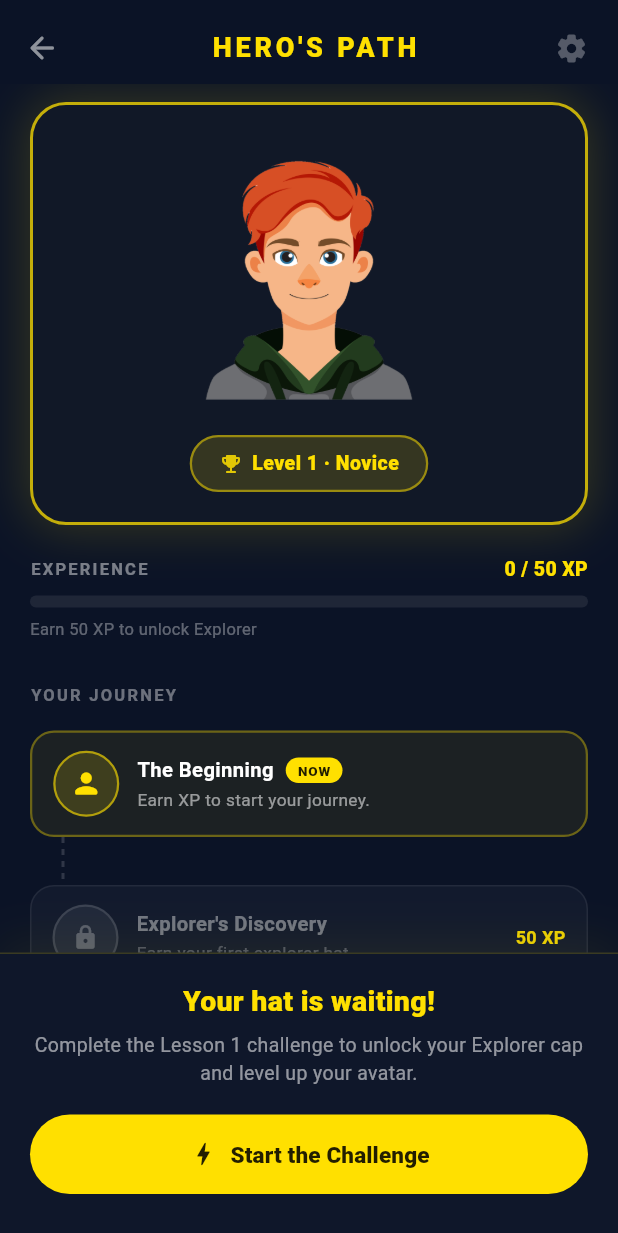
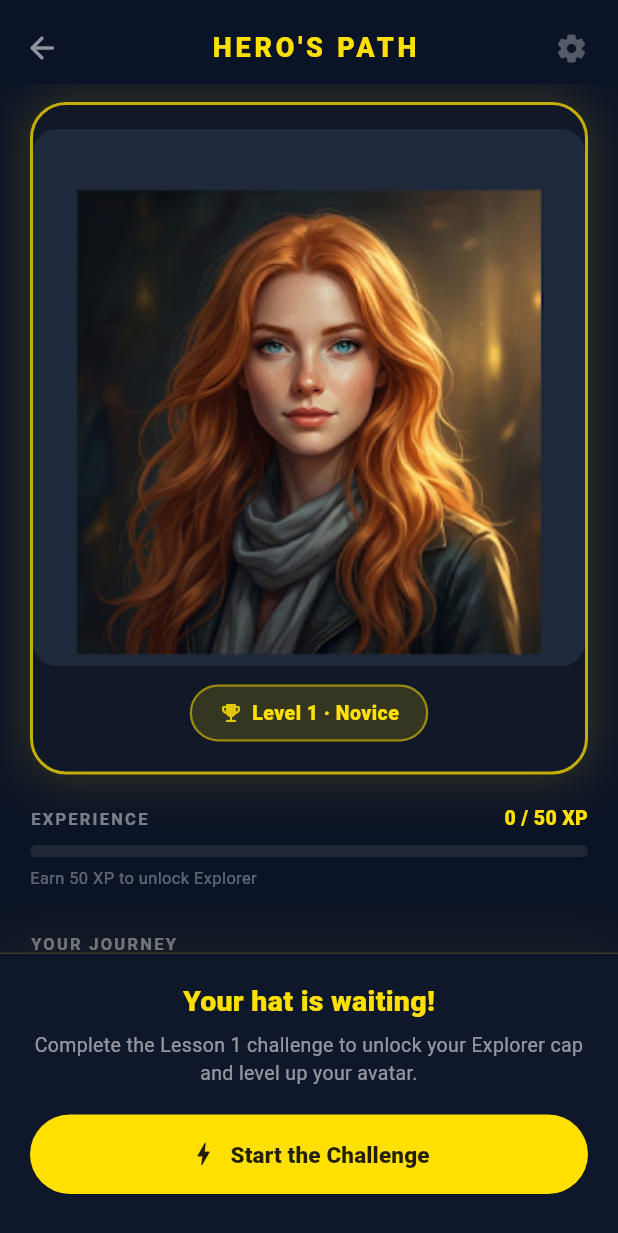
Before and after one commit to Faiaaz/EdTech-language-learning, a Flutter app: the HatPreviewInterstitialScreen screen opened directly, on a phone screen of 412 x 824 dp. Shown: the top 1233 px of the screen. Run offline on Flutter 3.47's test engine with Material 3 defaults, Android fonts, the phone set to English and light mode, and no system bars; our stand-ins replace confetti, flutter_secure_storage, flutter_tts, font_awesome_flutter, get, image_picker and 3 more; accounts and stored records are empty; network calls fail.

Commit message:
Replace boy avatar with girl character across hat screens
- Extracted clean girl portraits (303x295) from stitch PNGs, stripped
  the baked-in card border, saved as girl_avatar_no_hat.png and
  girl_avatar_hatted.png.

- HatPreviewInterstitialScreen: avatar card now shows girl_avatar_no_hat
  inside the Flutter golden border card instead of LayeredAvatar (boy).

- LevelUpOverlay hat-reveal animation: AnimatedSwitcher now cross-fades
  girl_avatar_no_hat → girl_avatar_hatted for the Explorer tier unlock
  instead of LayeredAvatar.

- Removed unused LayeredAvatar import from level_up_overlay.dart.

https://claude.ai/code/session_01AFhRNfQi3PeC7dLy8UAtxV

```diff
--- a/lib/screens/hat_preview_interstitial_screen.dart
+++ b/lib/screens/hat_preview_interstitial_screen.dart
@@ -2,9 +2,7 @@ import 'package:flutter/material.dart';
 import 'package:get/get.dart';
 
 import 'package:ez_trainz/controllers/journey_controller.dart';
-import 'package:ez_trainz/models/hat_tier.dart';
 import 'package:ez_trainz/screens/lesson1_game_flow_screen.dart';
-import 'package:ez_trainz/widgets/layered_avatar.dart';
 
 class HatPreviewInterstitialScreen extends StatefulWidget {
   const HatPreviewInterstitialScreen({super.key});
@@ -41,7 +39,6 @@ class _HatPreviewInterstitialScreenState
 
   @override
   Widget build(BuildContext context) {
-    final avatar = JourneyController.to.avatar.value;
 
     return Scaffold(
       backgroundColor: _bg,
@@ -86,7 +83,7 @@ class _HatPreviewInterstitialScreenState
                   child: Column(
                     children: [
                       // Avatar card
-                      _AvatarCard(avatar: avatar),
+                      const _AvatarCard(),
 
                       const SizedBox(height: 20),
 
@@ -119,8 +116,7 @@ class _HatPreviewInterstitialScreenState
 // ── Avatar card ─────────────────────────────────────────────────────────────
 
 class _AvatarCard extends StatelessWidget {
-  const _AvatarCard({required this.avatar});
-  final dynamic avatar;
+  const _AvatarCard();
 
   static const _gold = Color(0xFFFFE000);
 
@@ -141,17 +137,17 @@ class _AvatarCard extends StatelessWidget {
       ),
       child: Column(
         children: [
-          const SizedBox(height: 20),
-          // Avatar — no hat yet
-          Center(
-            child: LayeredAvatar(
-              config: avatar,
-              tier: HatTier.none,
-              size: 190,
-              showHatGear: false,
+          const SizedBox(height: 16),
+          // Girl avatar — no hat yet
+          ClipRRect(
+            borderRadius: BorderRadius.circular(16),
+            child: Image.asset(
+              'assets/images/girl_avatar_no_hat.png',
+              fit: BoxFit.cover,
+              width: double.infinity,
             ),
           ),
-          const SizedBox(height: 10),
+          const SizedBox(height: 12),
           // Level badge
           Container(
             margin: const EdgeInsets.only(bottom: 20),
--- a/pubspec.yaml
+++ b/pubspec.yaml
@@ -50,4 +50,6 @@ flutter:
     - assets/images/vocab_sushi.png
     - assets/images/stitch_hat_preview.png
     - assets/images/stitch_crowned_achievement.png
+    - assets/images/girl_avatar_no_hat.png
+    - assets/images/girl_avatar_hatted.png
     - assets/avatars/
```
Also changed, not shown: lib/widgets/level_up_overlay.dart (+10 -5 lines), assets/images/girl_avatar_hatted.png (added), assets/images/girl_avatar_no_hat.png (added).
